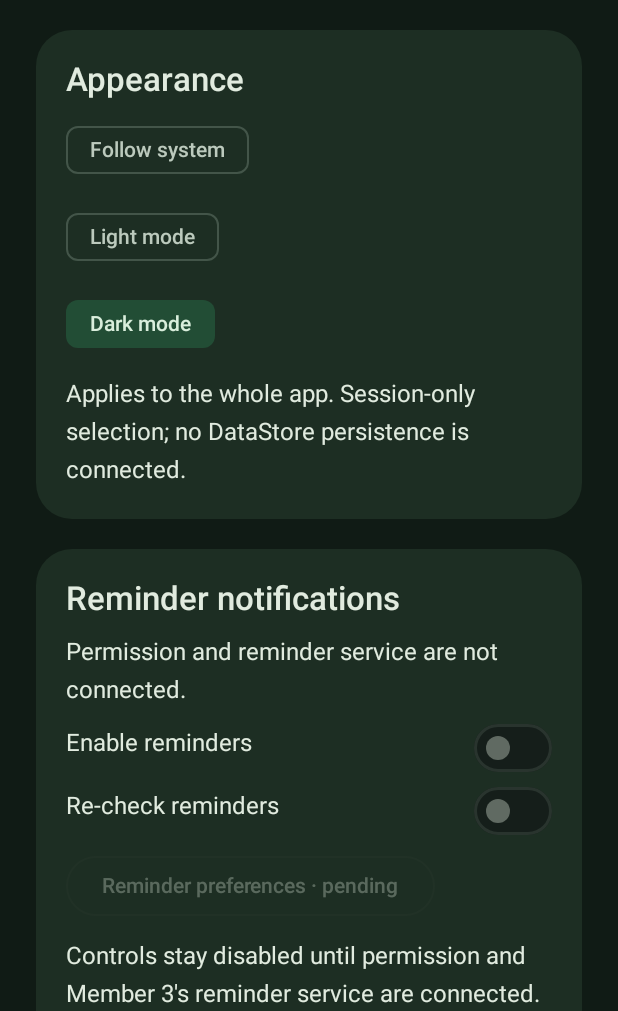
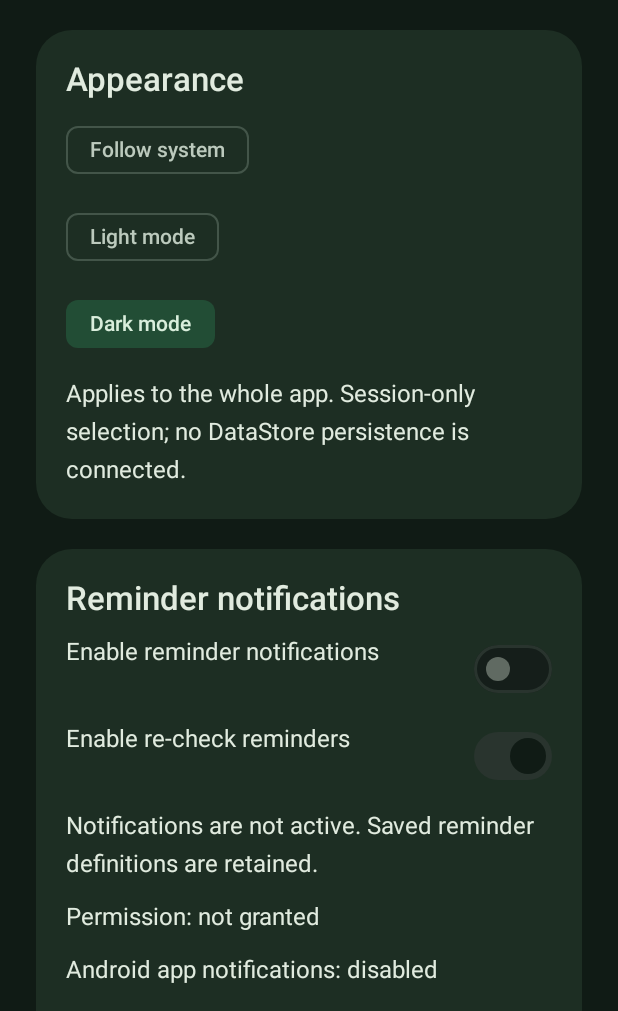
Before and after one commit to sadeepa-div/FreshCheck, an Android app built with Jetpack Compose: the @Preview function SettingsPreview, on a phone screen of 412 x 824 dp, the part 225-1236 px from its top. Run offline under Robolectric (Android 15) with nearby library versions, the phone set to English and light mode, and no system bars.

Commit message:
feat: connect food details and settings to reminders

```diff
--- a/app/src/main/java/com/freshcheck/app/ui/myfood/FoodDetailsScreen.kt
+++ b/app/src/main/java/com/freshcheck/app/ui/myfood/FoodDetailsScreen.kt
@@ -38,7 +38,7 @@ fun FoodDetailsScreen(item: FoodItemUi, actions: FoodActions, onBack: () -> Unit
         ActionButton("View Full Freshness Journey", { actions.onJourney(item.id) }, Modifier.fillMaxWidth())
         ActionButton("Rescan Food", { actions.onRescan(item.id) }, Modifier.fillMaxWidth())
         OutlinedButton({ actions.onEdit(item.id) }, Modifier.fillMaxWidth()) { Text("Edit Item") }
-        OutlinedButton({ actions.onEdit(item.id) }, Modifier.fillMaxWidth()) { Text("Set or Edit Reminder") }
+        OutlinedButton({ actions.onReminder(item.id) }, Modifier.fillMaxWidth()) { Text("Set or Edit Reminder") }
         TextButton({ actions.onMarkUsed(item.id) }) { Text("Mark as Used") }
         TextButton({ actions.onMarkDiscarded(item.id) }) { Text("Mark as Discarded") }
         TextButton({ actions.onDelete(item.id) }) { Text("Delete Item", color = MaterialTheme.colorScheme.error) }
--- a/app/src/main/java/com/freshcheck/app/ui/myfood/MyFoodUiState.kt
+++ b/app/src/main/java/com/freshcheck/app/ui/myfood/MyFoodUiState.kt
@@ -88,7 +88,8 @@ data class FoodActions(
     val onJourney: (String) -> Unit, val onRescan: (String) -> Unit,
     val onMarkUsed: (String) -> Unit,
     val onMarkDiscarded: (String) -> Unit,
-    val onDelete: (String) -> Unit
+    val onDelete: (String) -> Unit,
+    val onReminder: (String) -> Unit = {}
 )
 /** Isolated, opt-in UI samples. Saveable only for session restoration, no database or notification effects. */
 class DemoInventory(initial: List<FoodItemUi> = emptyList(),
--- a/app/src/main/java/com/freshcheck/app/ui/settings/SettingsScreen.kt
+++ b/app/src/main/java/com/freshcheck/app/ui/settings/SettingsScreen.kt
@@ -19,7 +19,9 @@ data class NotificationSettingsUi(val permissionExplanation: String = "Permissio
 @Composable
 fun SettingsScreen(theme: ThemePreference, onTheme: (ThemePreference) -> Unit, onBack: () -> Unit,
     onPage: (String) -> Unit, onHistory: () -> Unit, historyActions: HistoryActions = HistoryActions(),
-    notification: NotificationSettingsUi = NotificationSettingsUi()) {
+    notification: NotificationSettingsUi = NotificationSettingsUi(),
+    reminderData: com.freshcheck.app.reminders.ReminderUiData = com.freshcheck.app.reminders.ReminderUiData(),
+    reminderActions: com.freshcheck.app.reminders.ReminderActions = com.freshcheck.app.reminders.ReminderActions()) {
     var confirm by rememberSaveable { mutableStateOf(false) }
     var busy by remember { mutableStateOf(false) }
     val completions = rememberUiCompletionGate()
@@ -34,14 +36,7 @@ fun SettingsScreen(theme: ThemePreference, onTheme: (ThemePreference) -> Unit, o
             }
             Text("Applies to the whole app. Session-only selection; no DataStore persistence is connected.")
         }
-        Panel {
-            SectionTitle("Reminder notifications")
-            Text(notification.permissionExplanation)
-            Row { Text("Enable reminders", Modifier.weight(1f)); Switch(false, null, enabled = false) }
-            Row { Text("Re-check reminders", Modifier.weight(1f)); Switch(false, null, enabled = false) }
-            OutlinedButton({}, enabled = false) { Text("Reminder preferences · pending") }
-            Text("Controls stay disabled until permission and Member 3's reminder service are connected. No notifications are scheduled.")
-        }
+        com.freshcheck.app.ui.reminders.ReminderSettingsPanel(reminderData, reminderActions)
         Panel {
             SectionTitle("Privacy & data")
             TextButton({ onPage("Privacy") }) { Text("Privacy and on-device AI") }
```
Also changed, not shown: app/src/main/java/com/freshcheck/app/ui/myfood/MyFoodFlow.kt (+8 -4 lines), app/src/main/java/com/freshcheck/app/ui/profile/ProfileScreen.kt (+5 -2 lines).
